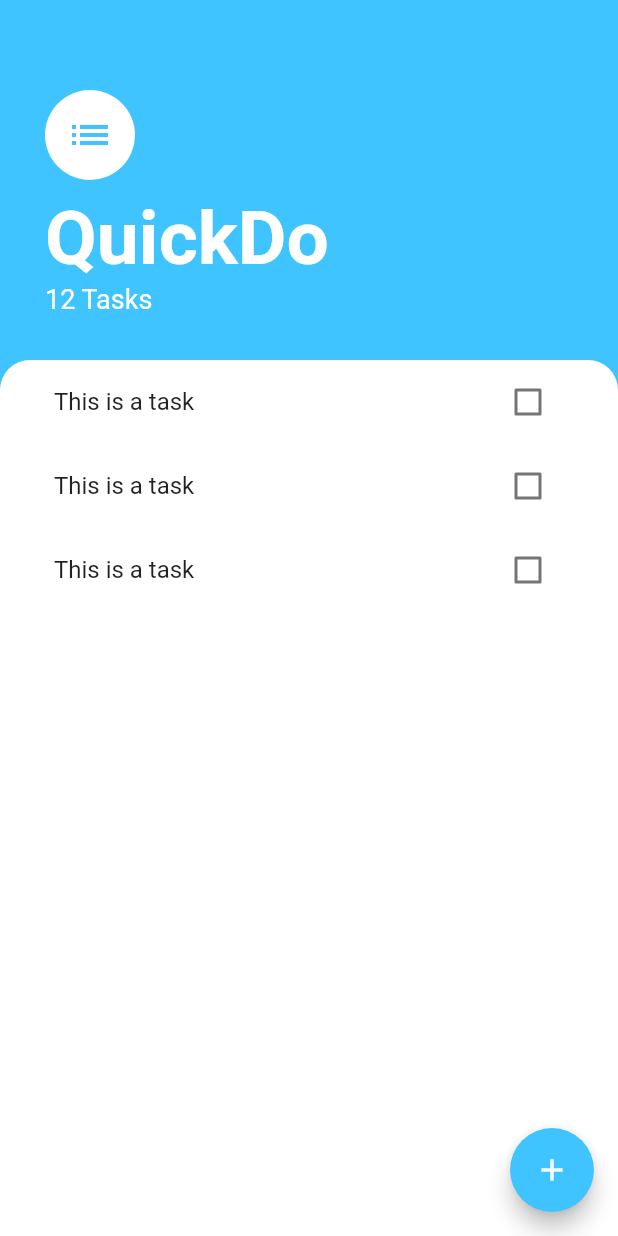
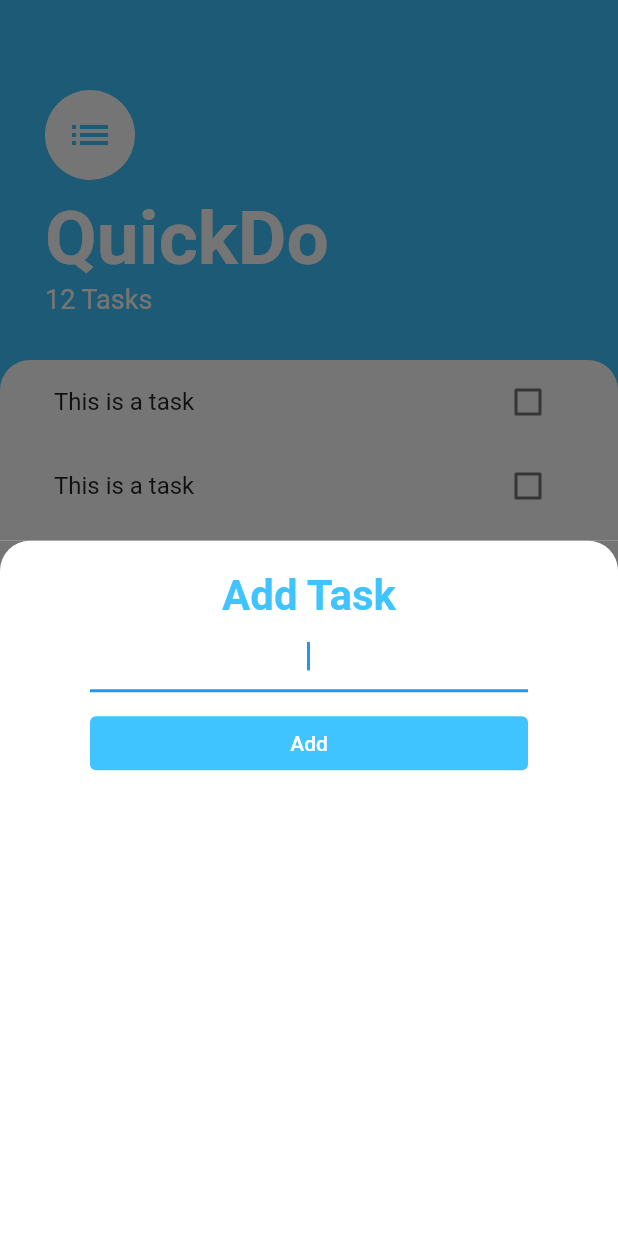
Before and after one commit to mrudulmohan007/todo-app-using-provider, a Flutter app: the screen it shows after launch, after a tap on the "add" icon, on a phone screen of 412 x 824 dp. Run offline on Flutter 3.47's test engine with Material 2 defaults, Android fonts, the phone set to English and light mode, and no system bars.

```diff
--- /dev/null
+++ b/lib/screens/add_task_screen.dart
@@ -0,0 +1,57 @@
+import 'package:flutter/material.dart';
+
+class AddTaskScreen extends StatelessWidget {
+  const AddTaskScreen({super.key});
+
+  @override
+  Widget build(BuildContext context) {
+    return Container(
+      color: Color(0xff757575),
+      child: Container(
+        padding: EdgeInsets.only(left: 60, right: 60, bottom: 30),
+        decoration: BoxDecoration(
+            color: Colors.white,
+            borderRadius: BorderRadius.only(
+              topLeft: Radius.circular(20.0),
+              topRight: Radius.circular(20.0),
+            )),
+        child: Padding(
+          padding: EdgeInsets.only(top: 20),
+          child: Column(
+            crossAxisAlignment: CrossAxisAlignment.stretch,
+            children: [
+              Text(
+                'Add Task',
+                textAlign: TextAlign.center,
+                style: TextStyle(
+                  fontSize: 28,
+                  fontWeight: FontWeight.w700,
+                  color: Colors.lightBlueAccent,
+                ),
+              ),
+              TextField(
+                autofocus: true,
+                textAlign: TextAlign.center,
+              ),
+              SizedBox(
+                height: 10,
+              ),
+              TextButton(
+                onPressed: () {},
+                child: Text(
+                  'Add',
+                  style: TextStyle(
+                    color: Colors.white,
+                  ),
+                ),
+                style: TextButton.styleFrom(
+                  backgroundColor: Colors.lightBlueAccent,
+                ),
+              ),
+            ],
+          ),
+        ),
+      ),
+    );
+  }
+}
--- a/lib/screens/task.dart
+++ b/lib/screens/task.dart
@@ -1,10 +1,9 @@
 import 'package:flutter/material.dart';
 import 'package:todo_app/widgets/task_list.dart';
 import 'package:todo_app/widgets/task_tile.dart';
+import 'package:todo_app/screens/add_task_screen.dart';
 
 class TaskScreen extends StatelessWidget {
-  const TaskScreen({super.key});
-
   @override
   Widget build(BuildContext context) {
     return Scaffold(
@@ -12,7 +11,10 @@ class TaskScreen extends StatelessWidget {
       floatingActionButton: FloatingActionButton(
         backgroundColor: Colors.lightBlueAccent,
         child: Icon(Icons.add),
-        onPressed: () {},
+        onPressed: () {
+          showModalBottomSheet(
+              context: context, builder: (context) => AddTaskScreen());
+        },
       ),
       body: Column(
         crossAxisAlignment: CrossAxisAlignment.start,
--- a/lib/widgets/task_list.dart
+++ b/lib/widgets/task_list.dart
@@ -13,6 +13,8 @@ class TasksList extends StatelessWidget {
         TaskTile(),
         TaskTile(),
         TaskTile(),
+        TaskTile(),
+        TaskTile(),
       ],
     );
   }
--- a/lib/widgets/task_tile.dart
+++ b/lib/widgets/task_tile.dart
@@ -7,11 +7,13 @@ class TaskTile extends StatelessWidget {
 
   @override
   Widget build(BuildContext context) {
-    return ListTile(
-      title: Text('This is a task'),
-      trailing: Checkbox(
-        value: false,
-        onChanged: (bool? value) {},
+    return SingleChildScrollView(
+      child: ListTile(
+        title: Text('This is a task'),
+        trailing: Checkbox(
+          value: false,
+          onChanged: (bool? value) {},
+        ),
       ),
     );
   }
```
